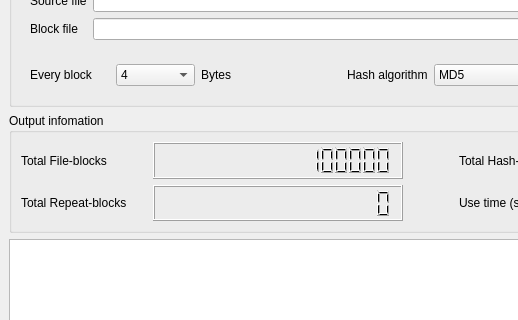
Above: mainwindow.ui from NekoSilverFox/BlockStorageTester before the change; both pictures show x 0 to 518 and y 239 to 559 of the 862 by 675 pixel window. Below: the same form after it.
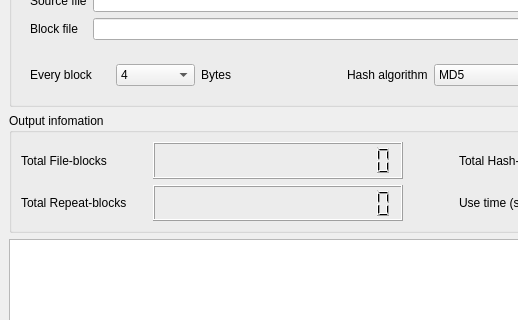
That is the form after the change.

Commit message: 增加 自动计算哈希并插入数据库功能

Diff of the .ui file:
```diff
--- a/mainwindow.ui
+++ b/mainwindow.ui
@@ -524,7 +524,7 @@
           <enum>QLCDNumber::SegmentStyle::Filled</enum>
          </property>
          <property name="intValue" stdset="0">
-          <number>100000</number>
+          <number>0</number>
          </property>
         </widget>
        </item>
```
Left out of the diff: 4 changed lines with no effect on the pictures. The commit also changes 2 other files.
